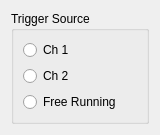
Above: frontend/Osci/triggercontrol.ui from mru00/SampleScope before the change. Below: the same form after it.
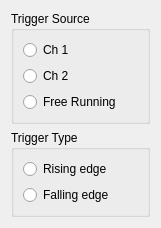
That is the form after the change.

The edit to the form file:
```diff
--- a/frontend/Osci/triggercontrol.ui
+++ b/frontend/Osci/triggercontrol.ui
@@ -6,8 +6,8 @@
    <rect>
     <x>0</x>
     <y>0</y>
-    <width>160</width>
-    <height>132</height>
+    <width>161</width>
+    <height>224</height>
    </rect>
   </property>
   <property name="sizePolicy">
@@ -19,8 +19,8 @@
   <property name="windowTitle">
    <string>Form</string>
   </property>
-  <layout class="QGridLayout" name="gridLayout">
-   <item row="0" column="0">
+  <layout class="QVBoxLayout" name="verticalLayout_2">
+   <item>
     <widget class="QGroupBox" name="groupBox">
      <property name="title">
       <string>Trigger Source</string>
@@ -50,6 +50,29 @@
      </layout>
     </widget>
    </item>
+   <item>
+    <widget class="QGroupBox" name="groupBox_2">
+     <property name="title">
+      <string>Trigger Type</string>
+     </property>
+     <layout class="QVBoxLayout" name="verticalLayout_3">
+      <item>
+       <widget class="QRadioButton" name="radioButton">
+        <property name="text">
+         <string>Rising edge</string>
+        </property>
+       </widget>
+      </item>
+      <item>
+       <widget class="QRadioButton" name="radioButton_2">
+        <property name="text">
+         <string>Falling edge</string>
+        </property>
+       </widget>
+      </item>
+     </layout>
+    </widget>
+   </item>
   </layout>
  </widget>
  <resources/>
```
